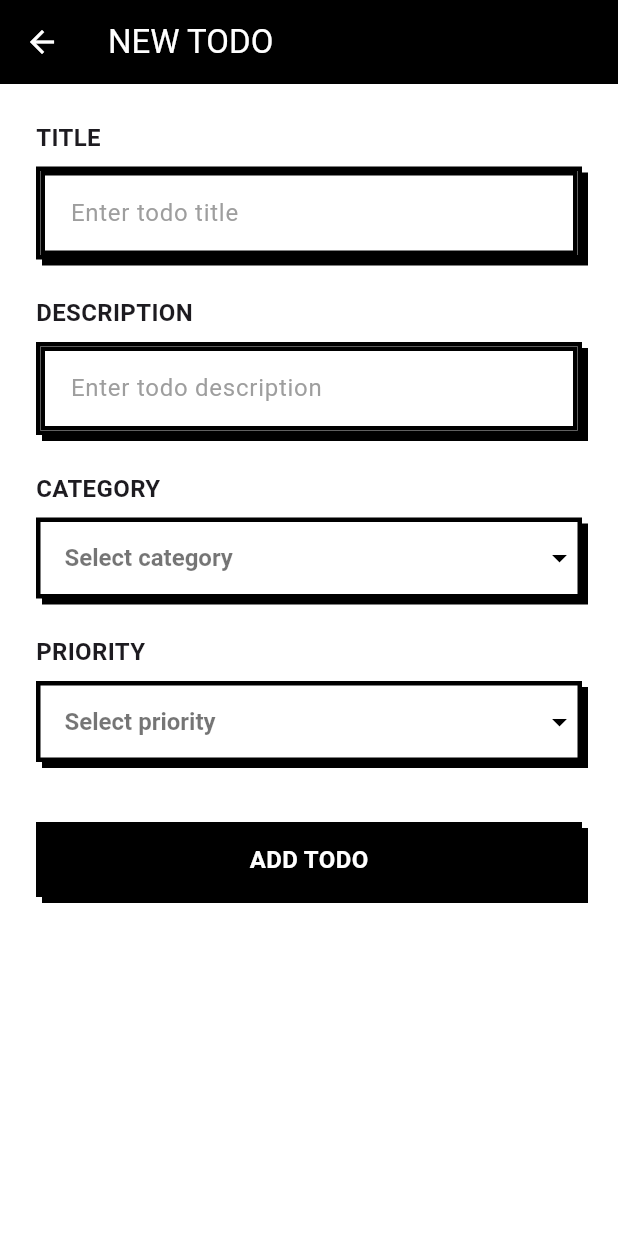
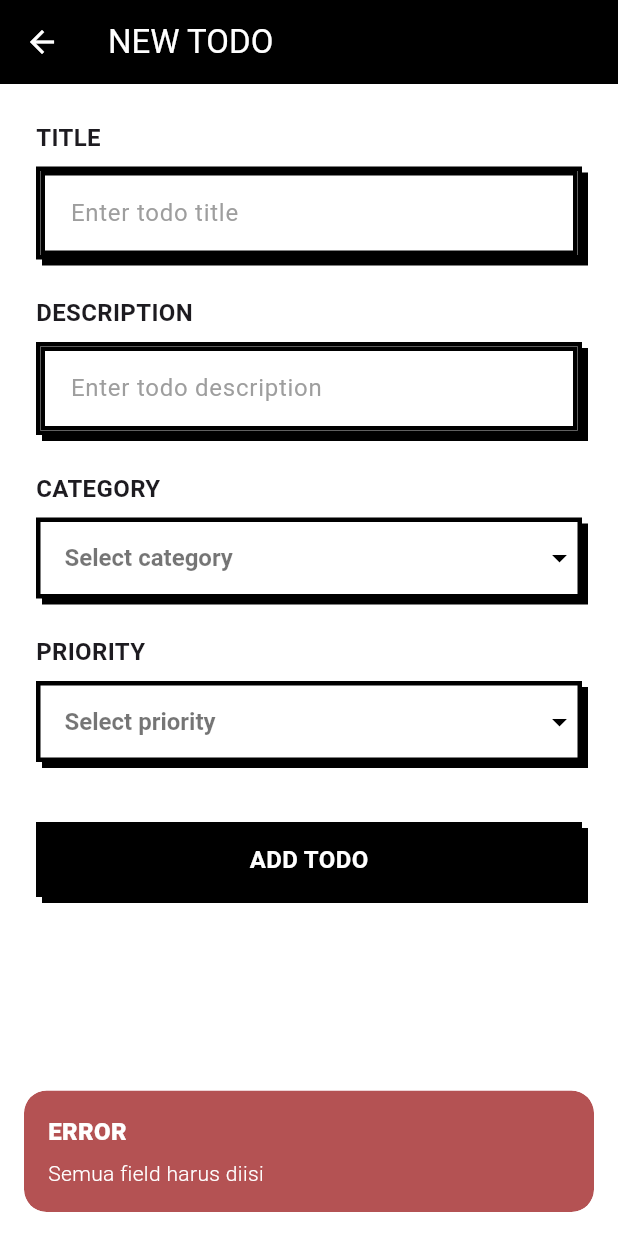
Before and after one commit to Azelzy/PROJEK_KOLLAB_FLUTTER_06_17, a Flutter app: the TodoListEditPage screen opened by its route, after a tap on "ADD TODO", on a phone screen of 412 x 824 dp. Run offline on Flutter 3.47's test engine with Material 3 defaults, Android fonts, the phone set to English and light mode, and no system bars; our stand-ins replace get.

Commit message:
adding edit todo page and enhance ui/ux

```diff
--- a/lib/Routes/pages.dart
+++ b/lib/Routes/pages.dart
@@ -1,6 +1,9 @@
 import 'package:get/get.dart';
 import 'package:project_17_6/Routes/routes.dart';
-import 'package:project_17_6/bindings/all_binding.dart';
+import 'package:project_17_6/bindings/login_page_binding.dart';
+import 'package:project_17_6/bindings/register_page_binding.dart';
+import 'package:project_17_6/bindings/bottom_nav_page_binding.dart';
+import 'package:project_17_6/bindings/todo_list_edit_page.dart';
 import 'package:project_17_6/pages/bottom_nav_page.dart';
 import 'package:project_17_6/pages/login_page.dart';
 import 'package:project_17_6/pages/register_page.dart';
@@ -13,32 +16,30 @@ class AppPages {
     GetPage(
       name: AppRoutes.login,
       page: () => const LoginPage(),
-      binding: AllBinding(),
+      binding: LoginPageBinding(),
     ),
     GetPage(
       name: AppRoutes.register,
       page: () => const RegisterPage(),
-      binding: AllBinding(),
+      binding: RegisterPageBinding(),
     ),
     GetPage(
       name: AppRoutes.base,
       page: () => const BasePage(),
-      binding: AllBinding(),
+      binding: BottomNavPageBinding(),
     ),
     GetPage(
       name: AppRoutes.todoListEdit,
       page: () => const TodoListEditPage(),
-      binding: AllBinding(),
+      binding: TodoListEditPageBinding(),
     ),
     GetPage(
       name: AppRoutes.profileAzka,
       page: () => const ProfileAzkaPage(),
-      binding: AllBinding(),
     ),
     GetPage(
       name: AppRoutes.profileIhsan,
       page: () => const ProfileIhsanPage(),
-      binding: AllBinding(),
     ),
   ];
 }
--- a/lib/bindings/login_page_binding.dart
+++ b/lib/bindings/login_page_binding.dart
@@ -0,0 +1,9 @@
+import 'package:get/get.dart';
+import 'package:project_17_6/controller/auth_controller.dart';
+
+class LoginPageBinding extends Bindings {
+  @override
+  void dependencies() {
+    Get.lazyPut<AuthController>(() => AuthController());
+  }
+}
--- a/lib/bindings/register_page_binding.dart
+++ b/lib/bindings/register_page_binding.dart
@@ -0,0 +1,9 @@
+import 'package:get/get.dart';
+import 'package:project_17_6/controller/auth_controller.dart';
+
+class RegisterPageBinding extends Bindings {
+  @override
+  void dependencies() {
+    Get.lazyPut<AuthController>(() => AuthController());
+  }
+}
--- a/lib/bindings/todo_list_edit_page.dart
+++ b/lib/bindings/todo_list_edit_page.dart
@@ -0,0 +1,11 @@
+import 'package:get/get.dart';
+import 'package:project_17_6/controller/todo_list_edit_page_controller.dart';
+import 'package:project_17_6/controller/todo_list_page_controller.dart';
+
+class TodoListEditPageBinding extends Bindings {
+  @override
+  void dependencies() {
+    Get.lazyPut<TodoListEditPageController>(() => TodoListEditPageController());
+    Get.lazyPut<TodoController>(() => TodoController());
+  }
+}
--- a/lib/controller/navigation_controller.dart
+++ b/lib/controller/navigation_controller.dart
@@ -1,7 +1,7 @@
 import 'package:flutter/material.dart';
 import 'package:get/get.dart';
 import 'package:project_17_6/pages/todo_list_page.dart';
-import 'package:project_17_6/pages/history.dart';
+import 'package:project_17_6/pages/history_page.dart';
 
 class NavigationController extends GetxController {
   var currentIndex = 0.obs;
--- a/lib/controller/todo_list_edit_page_controller.dart
+++ b/lib/controller/todo_list_edit_page_controller.dart
@@ -0,0 +1,109 @@
+import 'package:flutter/material.dart';
+import 'package:get/get.dart';
+import 'package:project_17_6/controller/todo_list_page_controller.dart';
+import 'package:project_17_6/Routes/routes.dart';
+
+class TodoListEditPageController extends GetxController {
+  final txtJudul = TextEditingController();
+  final txtDeskripsi = TextEditingController();
+
+  var kategori = Rxn<String>();
+  var tingkatKepentingan = Rxn<String>();
+
+  final kategoriList = ["work", "personal", "study"];
+  final tingkatKepentinganList = ["low", "normal", "high", "urgent"];
+
+  var isEditing = false.obs;
+  var editingId = ''.obs;
+
+  @override
+  void onInit() {
+    super.onInit();
+    final args = Get.arguments;
+    if (args != null) {
+      isEditing.value = true;
+      editingId.value = args as String;
+      _loadTodoData();
+    }
+  }
+
+  void _loadTodoData() {
+    final controller = Get.find<TodoController>();
+    final todo = controller.getTodoById(editingId.value);
+    if (todo != null) {
+      txtJudul.text = todo.judul;
+      txtDeskripsi.text = todo.deskripsi;
+      kategori.value = todo.kategori;
+      tingkatKepentingan.value = todo.tingkatKepentingan;
+    }
+  }
+
+  void updateKategori(String? value) {
+    kategori.value = value;
+  }
+
+  void updateTingkatKepentingan(String? value) {
+    tingkatKepentingan.value = value;
+  }
+
+  void saveTodo() {
+    if (txtJudul.text.isEmpty ||
+        txtDeskripsi.text.isEmpty ||
+        kategori.value == null ||
+        tingkatKepentingan.value == null) {
+      Get.snackbar(
+        "ERROR",
+        "Semua field harus diisi",
+        backgroundColor: const Color(0xFFB45253),
+        colorText: Colors.white,
+        snackPosition: SnackPosition.BOTTOM,
+        margin: const EdgeInsets.all(16),
+      );
+      return;
+    }
+
+    final controller = Get.find<TodoController>();
+
+    if (isEditing.value) {
+      controller.updateTodo(
+        id: editingId.value,
+        judul: txtJudul.text,
+        deskripsi: txtDeskripsi.text,
+        kategori: kategori.value!,
+        tingkatKepentingan: tingkatKepentingan.value!,
+      );
+      Get.offAllNamed(AppRoutes.base);
+      Get.snackbar(
+        "SUCCESS",
+        "Todo berhasil diupdate",
+        backgroundColor: const Color(0xFF84994F),
+        colorText: Colors.white,
+        snackPosition: SnackPosition.BOTTOM,
+        margin: const EdgeInsets.all(16),
+      );
+    } else {
+      controller.addTodo(
+        judul: txtJudul.text,
+        deskripsi: txtDeskripsi.text,
+        kategori: kategori.value!,
+        tingkatKepentingan: tingkatKepentingan.value!,
+      );
+      Get.offAllNamed(AppRoutes.base);
+      Get.snackbar(
+        "SUCCESS",
+        "Todo berhasil ditambahkan",
+        backgroundColor: const Color(0xFF84994F),
+        colorText: Colors.white,
+        snackPosition: SnackPosition.BOTTOM,
+        margin: const EdgeInsets.all(16),
+      );
+    }
+  }
+
+  @override
+  void onClose() {
+    txtJudul.dispose();
+    txtDeskripsi.dispose();
+    super.onClose();
+  }
+}
--- a/lib/main.dart
+++ b/lib/main.dart
@@ -18,7 +18,6 @@
   Widget build(BuildContext context) {
     return GetMaterialApp(
       title: 'Project 17-6',
-      debugShowCheckedModeBanner: false,
       theme: ThemeData(
         brightness: Brightness.light,
         primaryColor: Colors.black,
@@ -87,6 +86,7 @@
       ),
       initialRoute: AppRoutes.login,
       getPages: AppPages.pages,
+      debugShowCheckedModeBanner: false,
     );
   }
 }
--- a/lib/pages/todo_list_edit_page.dart
+++ b/lib/pages/todo_list_edit_page.dart
@@ -1,62 +1,21 @@
-// file: todo_list_edit.dart
 import 'package:flutter/material.dart';
 import 'package:get/get.dart';
-import 'package:project_17_6/controller/todo_list_page_controller.dart';
+import 'package:project_17_6/controller/todo_list_edit_page_controller.dart';
 import 'package:project_17_6/widgets/brutalist_button.dart';
 import 'package:project_17_6/widgets/brutalist_textfield.dart';
 import 'package:project_17_6/widgets/brutalist_dropdown.dart';
-import 'package:project_17_6/Routes/routes.dart';
 
-class TodoListEditPage extends StatefulWidget {
+class TodoListEditPage extends StatelessWidget {
   const TodoListEditPage({super.key});
 
   @override
-  State<TodoListEditPage> createState() => _TodoListEditPageState();
-}
-
-class _TodoListEditPageState extends State<TodoListEditPage> {
-  final txtJudul = TextEditingController();
-  final txtDeskripsi = TextEditingController();
-  String? kategori;
-  String? tingkatKepentingan;
-
-  final kategoriList = ["work", "personal", "study"];
-  final tingkatKepentinganList = ["low", "normal", "high", "urgent"];
-
-  bool isEditing = false;
-  String? editingId;
-
-  @override
-  void initState() {
-    super.initState();
-    final args = Get.arguments;
-    if (args != null) {
-      isEditing = true;
-      editingId = args as String;
-      _loadTodoData();
-    }
-  }
-
-  void _loadTodoData() {
-    final controller = Get.find<TodoController>();
-    final todo = controller.getTodoById(editingId!);
-    if (todo != null) {
-      txtJudul.text = todo.judul;
-      txtDeskripsi.text = todo.deskripsi;
-      kategori = todo.kategori;
-      tingkatKepentingan = todo.tingkatKepentingan;
-      setState(() {});
-    }
-  }
-
-  @override
   Widget build(BuildContext context) {
-    final controller = Get.find<TodoController>();
+    final controller = Get.find<TodoListEditPageController>();
 
     return Scaffold(
       backgroundColor: Colors.white,
       appBar: AppBar(
-        title: Text(isEditing ? "EDIT TODO" : "NEW TODO"),
+        title: Obx(() => Text(controller.isEditing.value ? "EDIT TODO" : "NEW TODO")),
         backgroundColor: Colors.black,
         foregroundColor: Colors.white,
       ),
@@ -71,7 +30,7 @@ class _TodoListEditPageState extends State<TodoListEditPage> {
             ),
             const SizedBox(height: 8),
             BrutalistTextField(
-              controller: txtJudul,
+              controller: controller.txtJudul,
               hint: "Enter todo title",
               label: '',
             ),
@@ -82,7 +41,7 @@ class _TodoListEditPageState extends State<TodoListEditPage> {
             ),
             const SizedBox(height: 8),
             BrutalistTextField(
-              controller: txtDeskripsi,
+              controller: controller.txtDeskripsi,
               hint: "Enter todo description",
               label: '',
             ),
@@ -92,61 +51,29 @@ class _TodoListEditPageState extends State<TodoListEditPage> {
               style: TextStyle(fontWeight: FontWeight.bold, fontSize: 16),
             ),
             const SizedBox(height: 8),
-            BrutalistDropdown(
-              value: kategori,
-              items: kategoriList,
+            Obx(() => BrutalistDropdown(
+              value: controller.kategori.value,
+              items: controller.kategoriList,
               hint: "Select category",
-              onChanged: (val) => setState(() => kategori = val),
-            ),
+              onChanged: controller.updateKategori,
+            )),
             const SizedBox(height: 24),
             const Text(
               "PRIORITY",
               style: TextStyle(fontWeight: FontWeight.bold, fontSize: 16),
             ),
             const SizedBox(height: 8),
-            BrutalistDropdown(
-              value: tingkatKepentingan,
-              items: tingkatKepentinganList,
+            Obx(() => BrutalistDropdown(
+              value: controller.tingkatKepentingan.value,
+              items: controller.tingkatKepentinganList,
               hint: "Select priority",
-              onChanged: (val) => setState(() => tingkatKepentingan = val),
-            ),
+              onChanged: controller.updateTingkatKepentingan,
+            )),
             const SizedBox(height: 40),
-            BrutalistButton(
-              text: isEditing ? "SAVE CHANGES" : "ADD TODO",
-              onPressed: () {
-                if (txtJudul.text.isEmpty ||
-                    txtDeskripsi.text.isEmpty ||
-                    kategori == null ||
-                    tingkatKepentingan == null) {
-                  // Get.snackbar yang dihapus
-                  return;
-                }
-
-                if (isEditing) {
-                  controller.updateTodo(
-                    id: editingId!,
-                    judul: txtJudul.text,
-                    deskripsi: txtDeskripsi.text,
-                    kategori: kategori!,
-                    tingkatKepentingan: tingkatKepentingan!,
-                  );
-                  Get.back(
-                    result: "updated",
-                  );
-                } else {
-                  controller.addTodo(
-                    judul: txtJudul.text,
-                    deskripsi: txtDeskripsi.text,
-                    kategori: kategori!,
-                    tingkatKepentingan: tingkatKepentingan!,
-                  );
-                  Get.back(
-                    result: "added",
-                  );
-                }
-                Get.offAllNamed(AppRoutes.base);
-              },
-            ),
+            Obx(() => BrutalistButton(
+              text: controller.isEditing.value ? "SAVE CHANGES" : "ADD TODO",
+              onPressed: controller.saveTodo,
+            )),
           ],
         ),
       ),
--- a/pubspec.yaml
+++ b/pubspec.yaml
@@ -33,6 +33,8 @@ dependencies:
   uuid: ^4.2.2
   animations: ^2.0.11
   flutter_staggered_animations: ^1.1.1
+  # The following adds the Cupertino Icons font to your application.
+  # Use with the CupertinoIcons class for iOS style icons.
   cupertino_icons: ^1.0.8
   url_launcher: ^6.1.14
   intl: ^0.20.2
@@ -41,7 +43,8 @@ dependencies:
 dev_dependencies:
   flutter_test:
     sdk: flutter
-  flutter_lints: ^6.0.0 # Pastikan versi lints juga diperbarui
+  flutter_lints: ^6.0.0
+  flutter_launcher_icons: ^0.14.4
 
 flutter_launcher_icons:
   android: true
```
Also changed, not shown: lib/bindings/bottom_nav_page_binding.dart (+13 -0 lines), lib/bindings/todo_list_page_binding.dart (+9 -0 lines), lib/controller/auth_controller.dart (+62 -1 lines), lib/controller/todo_list_page_controller.dart (+32 -0 lines), lib/pages/history_page.dart (renamed from lib/pages/history.dart, +2 -6 lines), lib/pages/login_page.dart (+10 -15 lines), lib/pages/register_page.dart (+11 -12 lines), lib/pages/todo_list_page.dart (+3 -14 lines), lib/widgets/brutalist_drawer.dart (+1 -12 lines), lib/widgets/todo_card.dart (+10 -6 lines), pubspec.lock.
